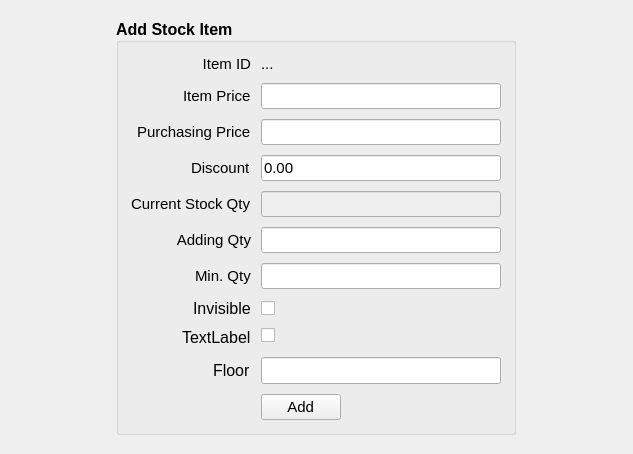
Old version of the form estorecpp/addstockitem.ui in the repository Watti/estorecpp.
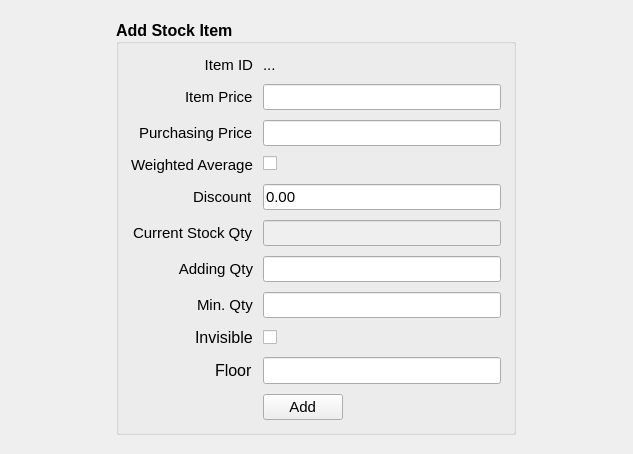
New version of the form.

Commit message: Option added to apply weighted cost

```diff
--- a/estorecpp/addstockitem.ui
+++ b/estorecpp/addstockitem.ui
@@ -150,7 +150,7 @@
         </property>
        </widget>
       </item>
-      <item row="3" column="0">
+      <item row="5" column="0">
        <widget class="QLabel" name="label">
         <property name="font">
          <font>
@@ -164,7 +164,7 @@
         </property>
        </widget>
       </item>
-      <item row="3" column="1">
+      <item row="5" column="1">
        <widget class="QLineEdit" name="discount">
         <property name="font">
          <font>
@@ -178,7 +178,7 @@
         </property>
        </widget>
       </item>
-      <item row="5" column="0">
+      <item row="7" column="0">
        <widget class="QLabel" name="label_4">
         <property name="sizePolicy">
          <sizepolicy hsizetype="Maximum" vsizetype="Expanding">
@@ -213,7 +213,7 @@
         </property>
        </widget>
       </item>
-      <item row="5" column="1">
+      <item row="7" column="1">
        <widget class="QLineEdit" name="qty">
         <property name="font">
          <font>
@@ -224,7 +224,7 @@
         </property>
        </widget>
       </item>
-      <item row="6" column="0">
+      <item row="8" column="0">
        <widget class="QLabel" name="label_5">
         <property name="font">
          <font>
@@ -238,7 +238,7 @@
         </property>
        </widget>
       </item>
-      <item row="6" column="1">
+      <item row="8" column="1">
        <widget class="QLineEdit" name="minQty">
         <property name="font">
          <font>
@@ -249,7 +249,7 @@
         </property>
        </widget>
       </item>
-      <item row="7" column="0">
+      <item row="9" column="0">
        <widget class="QLabel" name="inVisibleLbl">
         <property name="font">
          <font>
@@ -262,7 +262,7 @@
         </property>
        </widget>
       </item>
-      <item row="7" column="1">
+      <item row="9" column="1">
        <widget class="QCheckBox" name="invisibleCB">
         <property name="sizePolicy">
          <sizepolicy hsizetype="Minimum" vsizetype="Minimum">
@@ -275,7 +275,7 @@
         </property>
        </widget>
       </item>
-      <item row="10" column="0">
+      <item row="12" column="0">
        <spacer name="horizontalSpacer_3">
         <property name="orientation">
          <enum>Qt::Horizontal</enum>
@@ -288,7 +288,7 @@
         </property>
        </spacer>
       </item>
-      <item row="10" column="1">
+      <item row="12" column="1">
        <layout class="QHBoxLayout" name="horizontalLayout_2">
         <item>
          <widget class="QPushButton" name="addItemButton">
@@ -319,7 +319,7 @@
         </item>
        </layout>
       </item>
-      <item row="9" column="0">
+      <item row="11" column="0">
        <widget class="QLabel" name="floorLbl">
         <property name="font">
          <font>
@@ -332,10 +332,10 @@
         </property>
        </widget>
       </item>
-      <item row="9" column="1">
+      <item row="11" column="1">
        <widget class="QLineEdit" name="floorTxt"/>
       </item>
-      <item row="4" column="0">
+      <item row="6" column="0">
        <widget class="QLabel" name="label_7">
         <property name="font">
          <font>
@@ -349,7 +349,7 @@
         </property>
        </widget>
       </item>
-      <item row="4" column="1">
+      <item row="6" column="1">
        <widget class="QLineEdit" name="currentQty">
         <property name="enabled">
          <bool>false</bool>
@@ -366,21 +366,22 @@
         </property>
        </widget>
       </item>
-      <item row="8" column="0">
+      <item row="3" column="0">
        <widget class="QLabel" name="label_8">
         <property name="font">
          <font>
+          <pointsize>11</pointsize>
           <weight>50</weight>
           <bold>false</bold>
          </font>
         </property>
         <property name="text">
-         <string>TextLabel</string>
+         <string>Weighted Average</string>
         </property>
        </widget>
       </item>
-      <item row="8" column="1">
-       <widget class="QCheckBox" name="checkBox">
+      <item row="3" column="1">
+       <widget class="QCheckBox" name="isWeightedAverage">
         <property name="font">
          <font>
           <weight>50</weight>
```
The commit also changes 4 other files.
